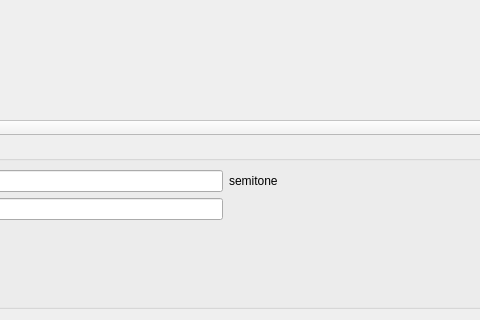
This is ui/IntonationWindow.ui in mym-br/gama_tts_editor as Qt 5 draws it before an edit; both pictures show x 83 to 563 and y 316 to 636 of the 1200 by 636 pixel window. The edited form follows.
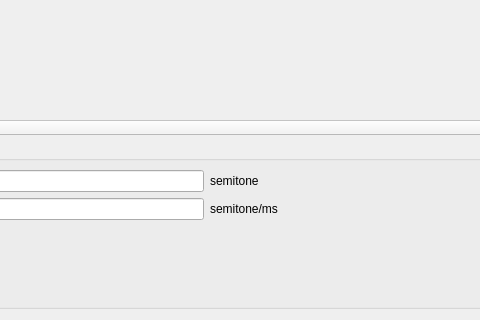
This is the edited form. Custom widgets are drawn as their Qt base class.

Commit message: IntonationWindow: Add slope unit.

What changed in the file:
```diff
--- a/ui/IntonationWindow.ui
+++ b/ui/IntonationWindow.ui
@@ -181,6 +181,13 @@
               </property>
              </spacer>
             </item>
+            <item row="1" column="2">
+             <widget class="QLabel" name="label_10">
+              <property name="text">
+               <string>semitone/ms</string>
+              </property>
+             </widget>
+            </item>
            </layout>
           </widget>
          </item>
```
